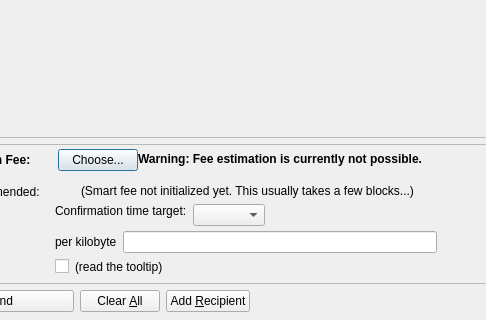
Before: the Qt Designer form src/qt/forms/sendcoinsdialog.ui in Patrick-W-McMahon/MagMellDollar, drawn with Qt 5; both pictures show x 87 to 573 and y 206 to 526 of the 850 by 526 pixel window.
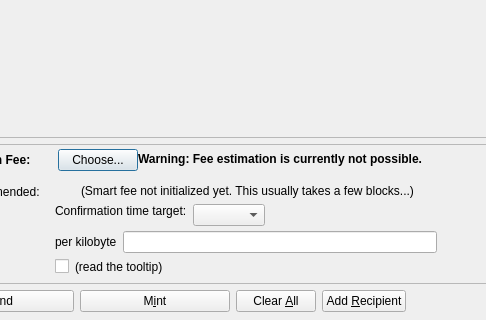
After: the same form once the commit is applied. Icons and pictures are not drawn. Custom widgets are drawn as their Qt base class.

Commit message: cleaning up code and added mint button

The edit to the form file:
```diff
--- a/src/qt/forms/sendcoinsdialog.ui
+++ b/src/qt/forms/sendcoinsdialog.ui
@@ -1156,6 +1156,32 @@
        </property>
       </widget>
      </item>
+     <item>
+      <widget class="QPushButton" name="mintButton">
+       <property name="minimumSize">
+        <size>
+         <width>150</width>
+         <height>0</height>
+        </size>
+       </property>
+       <property name="toolTip">
+        <string>Confirm the mint action</string>
+       </property>
+       <property name="text">
+        <string>M&amp;int</string>
+       </property>
+       <property name="icon">
+        <iconset resource="../bitcoin.qrc">
+         <normaloff>:/icons/send</normaloff>:/icons/send</iconset>
+       </property>
+       <property name="autoDefault">
+        <bool>false</bool>
+       </property>
+       <property name="default">
+        <bool>false</bool>
+       </property>
+      </widget>
+     </item>
      <item>
       <widget class="QPushButton" name="clearButton">
        <property name="sizePolicy">
```
Left out of the diff: 18 changed lines with no effect on the pictures. The commit also changes 512 other files.
